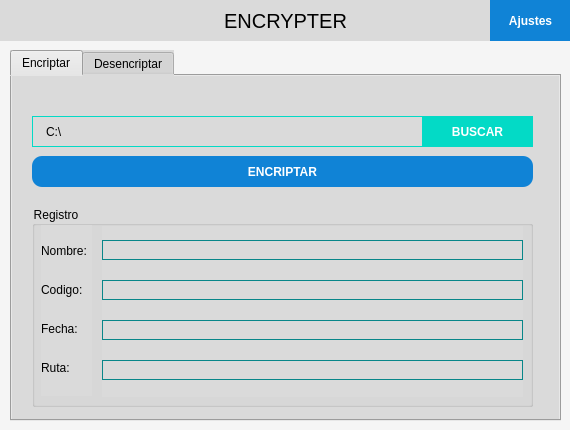
Old version of the form ui_models/qtmain_light.ui in the repository JGall3go/EncrypterGUI.
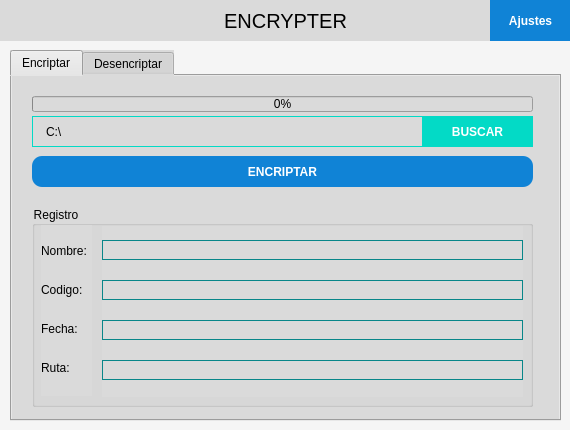
New version of the form.

```diff
--- a/ui_models/qtmain_light.ui
+++ b/ui_models/qtmain_light.ui
@@ -426,6 +426,19 @@
        <string>C:\</string>
       </property>
      </widget>
+     <widget class="QProgressBar" name="progress_1">
+      <property name="geometry">
+       <rect>
+        <x>20</x>
+        <y>20</y>
+        <width>501</width>
+        <height>16</height>
+       </rect>
+      </property>
+      <property name="value">
+       <number>0</number>
+      </property>
+     </widget>
     </widget>
     <widget class="QWidget" name="tab_2">
      <attribute name="title">
```
Left out of the diff: 15 changed lines with no effect on the pictures.
